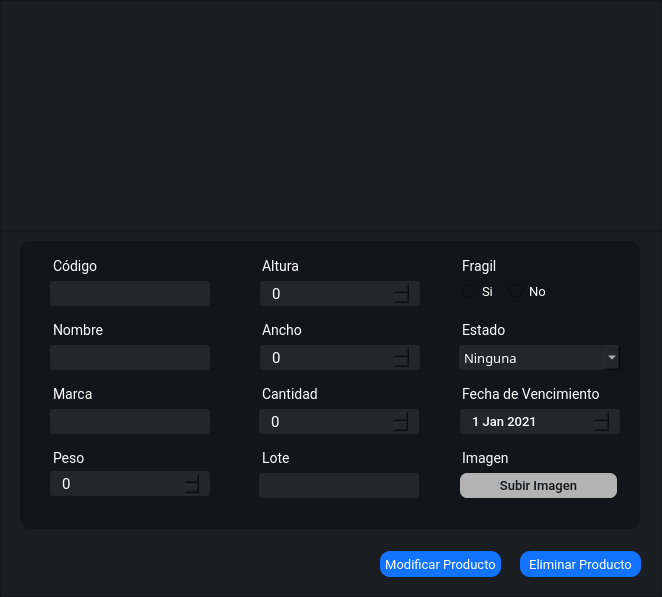
Before: the Qt Designer form Interfaces/main/bm_producto_ui.ui in juanignaciocansillieri/Proyecto-Final, drawn with Qt 5.
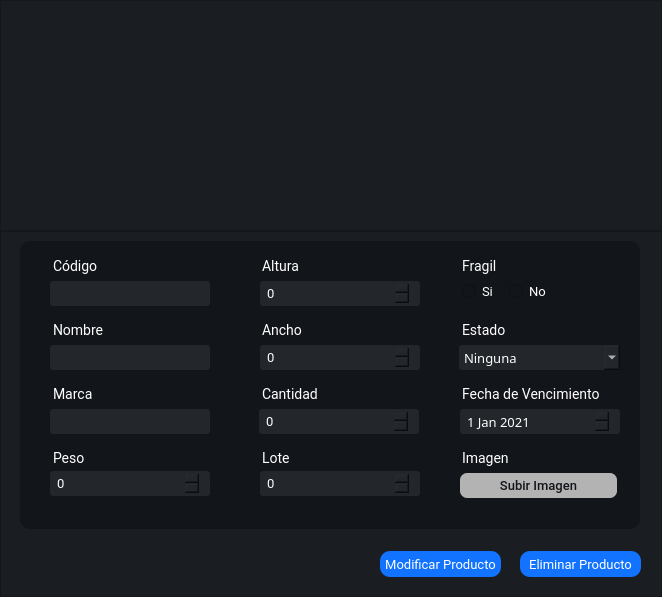
After: the same form once the commit is applied. Icons and pictures are not drawn.

Commit message: CREAR FUNCION PARA VER ATRIBUTOS DEL PRODUCTO

```diff
--- a/Interfaces/main/bm_producto_ui.ui
+++ b/Interfaces/main/bm_producto_ui.ui
@@ -380,49 +380,6 @@
          </property>
         </item>
        </widget>
-       <widget class="QLineEdit" name="apellido_input_17">
-        <property name="geometry">
-         <rect>
-          <x>229</x>
-          <y>232</y>
-          <width>170</width>
-          <height>25</height>
-         </rect>
-        </property>
-        <property name="minimumSize">
-         <size>
-          <width>0</width>
-          <height>0</height>
-         </size>
-        </property>
-        <property name="maximumSize">
-         <size>
-          <width>16777215</width>
-          <height>25</height>
-         </size>
-        </property>
-        <property name="styleSheet">
-         <string notr="true">QLineEdit{
-background-color: #23262b;
-border-radius: 3px;
-padding: 4 10px;
-color: #fff;
-font-family:Roboto;
-border: none;
-font-size:15px;
-font-weight: 400;
-margin-left: 10px;
-
-}
-
-
-QLineEdit:focus{
-}</string>
-        </property>
-        <property name="placeholderText">
-         <string/>
-        </property>
-       </widget>
        <widget class="QPushButton" name="subirFoto_btn">
         <property name="geometry">
          <rect>
@@ -475,12 +432,11 @@
          <string notr="true">
 background-color: #23262b;
 border-radius: 3px;
-padding: 4 10px;
+padding: 4 5px;
 color: #fff;
-font-family:Roboto;
+font-family:Roboto lt;
 border: none;
 font-size:13px;
-font-weight: 500;
 margin-left: 10px;</string>
         </property>
         <property name="dateTime">
@@ -506,11 +462,11 @@
         <property name="styleSheet">
          <string notr="true">background-color: #23262b;
 border-radius: 3px;
-padding: 4 10px;
+padding: 4 5px;
 color: #fff;
 font-family:Roboto;
 border: none;
-font-size:15px;
+font-size:13px;
 font-weight: 400;
 margin-left: 10px;
 </string>
@@ -528,11 +484,11 @@
         <property name="styleSheet">
          <string notr="true">background-color: #23262b;
 border-radius: 3px;
-padding: 4 10px;
+padding: 4 5px;
 color: #fff;
 font-family:Roboto;
 border: none;
-font-size:15px;
+font-size:13px;
 font-weight: 400;
 margin-left: 10px;
 </string>
@@ -550,11 +506,11 @@
         <property name="styleSheet">
          <string notr="true">background-color: #23262b;
 border-radius: 3px;
-padding: 4 10px;
+padding: 4 5px;
 color: #fff;
 font-family:Roboto;
 border: none;
-font-size:15px;
+font-size:13px;
 font-weight: 400;
 margin-left: 10px;
 </string>
@@ -572,11 +528,11 @@
         <property name="styleSheet">
          <string notr="true">background-color: #23262b;
 border-radius: 3px;
-padding: 4 10px;
+padding: 4 5px;
 color: #fff;
 font-family:Roboto;
 border: none;
-font-size:15px;
+font-size:13px;
 font-weight: 400;
 margin-left: 10px;
 </string>
@@ -959,6 +915,28 @@
          <string>Cantidad</string>
         </property>
        </widget>
+       <widget class="QSpinBox" name="lote_num">
+        <property name="geometry">
+         <rect>
+          <x>230</x>
+          <y>230</y>
+          <width>170</width>
+          <height>25</height>
+         </rect>
+        </property>
+        <property name="styleSheet">
+         <string notr="true">background-color: #23262b;
+border-radius: 3px;
+padding: 4 5px;
+color: #fff;
+font-family:Roboto;
+border: none;
+font-size:13px;
+font-weight: 400;
+margin-left: 10px;
+</string>
+        </property>
+       </widget>
       </widget>
       <widget class="QPushButton" name="crearprod_btn">
        <property name="geometry">
```
Left out of the diff: 49 changed lines with no effect on the pictures. The commit also changes 27 other files.
